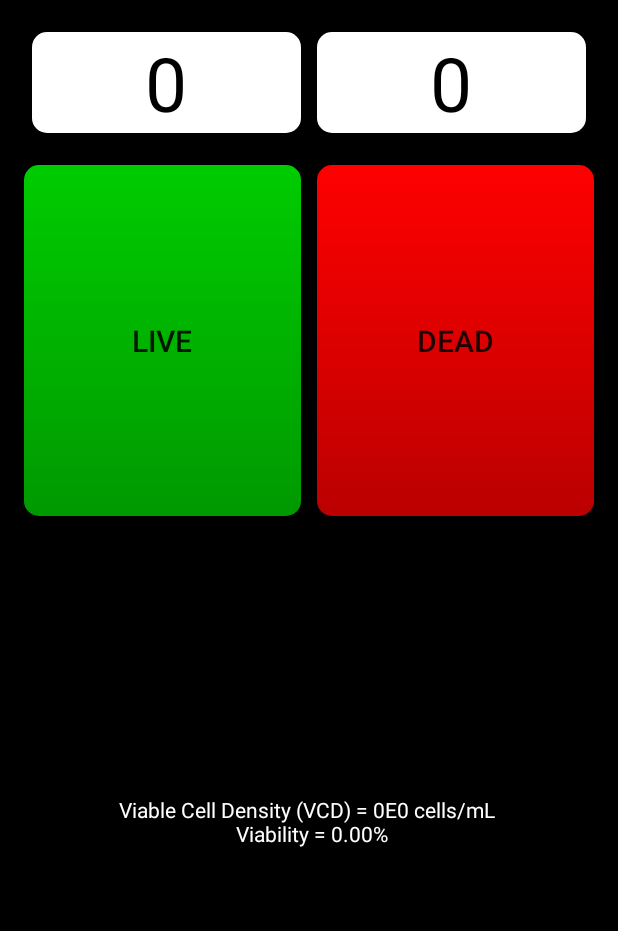
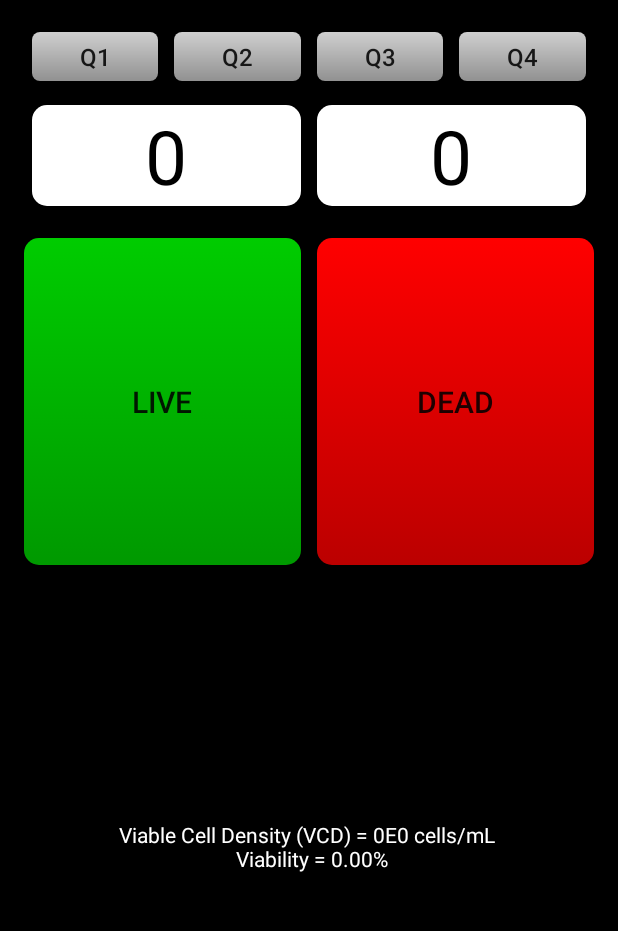
Before and after one commit to Maecenas49/LiveDeadCounter, an Android app: the screen it shows after launch (LiveDeadCounterActivity), on a phone screen of 412 x 824 dp, the part 84-1015 px from its top. Run offline under Robolectric (Android 15) with nearby library versions, the phone set to English and light mode, and no system bars.

Commit message:
Added quadrant buttons to layout. Corrected calculations for viability and VCD

```diff
--- a/app/src/main/java/com/computing/millenium/springers/livedeadcounter/LiveDeadCounterActivityFragment.java
+++ b/app/src/main/java/com/computing/millenium/springers/livedeadcounter/LiveDeadCounterActivityFragment.java
@@ -13,10 +13,6 @@ import android.widget.TextView;
 import java.text.DecimalFormat;
 import java.text.NumberFormat;
 
-
-/**
- * A placeholder fragment containing a simple view.
- */
 public class LiveDeadCounterActivityFragment extends Fragment {
 
     private int mDilution;
@@ -36,8 +32,9 @@ public class LiveDeadCounterActivityFragment extends Fragment {
         if (savedInstanceState == null){
             mQ1DeadCount = 0;
             mQ1LiveCount = 0;
-            mDilution = 10;
         }
+        //TODO: Save dilution in settings and maintain on rotation
+        mDilution = 10;
         View v = inflater.inflate(R.layout.fragment_live_dead_counter,container, false);
 
         final Vibrator vibrator = (Vibrator)getActivity().getSystemService(Context.VIBRATOR_SERVICE);
@@ -55,7 +52,8 @@ public class LiveDeadCounterActivityFragment extends Fragment {
             @Override
             public void onClick(View v) {
                 vibrator.vibrate(20);
-                mQ1LiveCount ++;
+                if (mQ1LiveCount == 999) mQ1LiveCount = 0;
+                else mQ1LiveCount ++;
                 liveCountTextView.setText(Integer.toString(mQ1LiveCount));
                 calculateAndUpdate(calculationTextView);
             }
@@ -66,7 +64,8 @@ public class LiveDeadCounterActivityFragment extends Fragment {
             @Override
             public void onClick(View v) {
                 vibrator.vibrate(20);
-                mQ1DeadCount++;
+                if (mQ1DeadCount == 999) mQ1DeadCount = 0;
+                else mQ1DeadCount++;
                 deadCountTextView.setText(Integer.toString(mQ1DeadCount));
                 calculateAndUpdate(calculationTextView);
             }
@@ -84,12 +83,12 @@ public class LiveDeadCounterActivityFragment extends Fragment {
     }
 
     private void calculate(){
-        if (mQ1DeadCount == 0 & mQ1DeadCount == 0){
+        if (mQ1DeadCount == 0 & mQ1LiveCount == 0){
             mViability = 0;
             mViableCellDensity = 0;
         } else{
         mViability = (float)mQ1LiveCount/(mQ1LiveCount + mQ1DeadCount)*100;
-        mViableCellDensity = mQ1LiveCount*10000/(mDilution/100f);
+        mViableCellDensity = (float)mQ1LiveCount*10000*(1+(mDilution/100f));
         }
     }
 }
--- /dev/null
+++ b/app/src/main/res/drawable/quadrant_button_normal.xml
@@ -0,0 +1,9 @@
+<?xml version="1.0" encoding="utf-8"?>
+<shape xmlns:android="http://schemas.android.com/apk/res/android">
+    <corners android:radius="5dp"/>
+    <gradient
+        android:angle="270"
+        android:startColor="#CFCFCF"
+        android:endColor="#919191"/>
+
+</shape>
--- a/app/src/main/res/layout/fragment_live_dead_counter.xml
+++ b/app/src/main/res/layout/fragment_live_dead_counter.xml
@@ -1,3 +1,4 @@
+
 <TableLayout xmlns:android="http://schemas.android.com/apk/res/android"
     xmlns:tools="http://schemas.android.com/tools" android:layout_width="match_parent"
     android:layout_height="match_parent" android:paddingLeft="@dimen/activity_horizontal_margin"
@@ -8,6 +9,40 @@
     android:stretchColumns="*"
     android:background="#000000">
 
+    <TableRow
+        android:layout_width="fill_parent"
+        android:layout_height="0dp"
+        android:layout_weight="0"
+        android:layout_marginBottom="5dp">
+        <LinearLayout
+            android:layout_width="fill_parent"
+            android:layout_height="wrap_content"
+            android:orientation="horizontal"
+            android:gravity="right">
+            <Button
+                android:id="@+id/quadrant_one_button"
+                style="@style/QuadrantButton"
+                android:text="Q1"/>
+            <Button
+                android:id="@+id/quadrant_two_button"
+                style="@style/QuadrantButton"
+                android:text="Q2"/>
+        </LinearLayout>
+        <LinearLayout
+            android:layout_height="wrap_content"
+            android:layout_width="fill_parent"
+            android:orientation="horizontal"
+            android:gravity="left">
+            <Button
+                android:id="@+id/quadrant_three_button"
+                style="@style/QuadrantButton"
+                android:text="Q3"/>
+            <Button
+                android:id="@+id/quadrant_four_button"
+                style="@style/QuadrantButton"
+                android:text="Q4"/>
+        </LinearLayout>
+    </TableRow>
     <TableRow
         android:layout_width="fill_parent"
         android:layout_height="0dp"
--- a/app/src/main/res/values/styles.xml
+++ b/app/src/main/res/values/styles.xml
@@ -4,5 +4,17 @@
     <style name="AppTheme" parent="Theme.AppCompat.Light.DarkActionBar">
         <!-- Customize your theme here. -->
     </style>
+    <style name="QuadrantButton">
+        <item name="android:layout_width">0dp</item>
+        <item name="android:layout_height">fill_parent</item>
+        <item name="android:layout_weight">1</item>
+        <item name="android:background">@drawable/quadrant_button_normal</item>
+        <item name="android:textSize">16dp</item>
+        <item name="android:layout_margin">5dp</item>
+        <item name="android:paddingTop">5dp</item>
+        <item name="android:paddingBottom">5dp</item>
+        <item name="android:minHeight">0dp</item>
+        <item name="android:minWidth">0dp</item>
+    </style>
 
 </resources>
```
